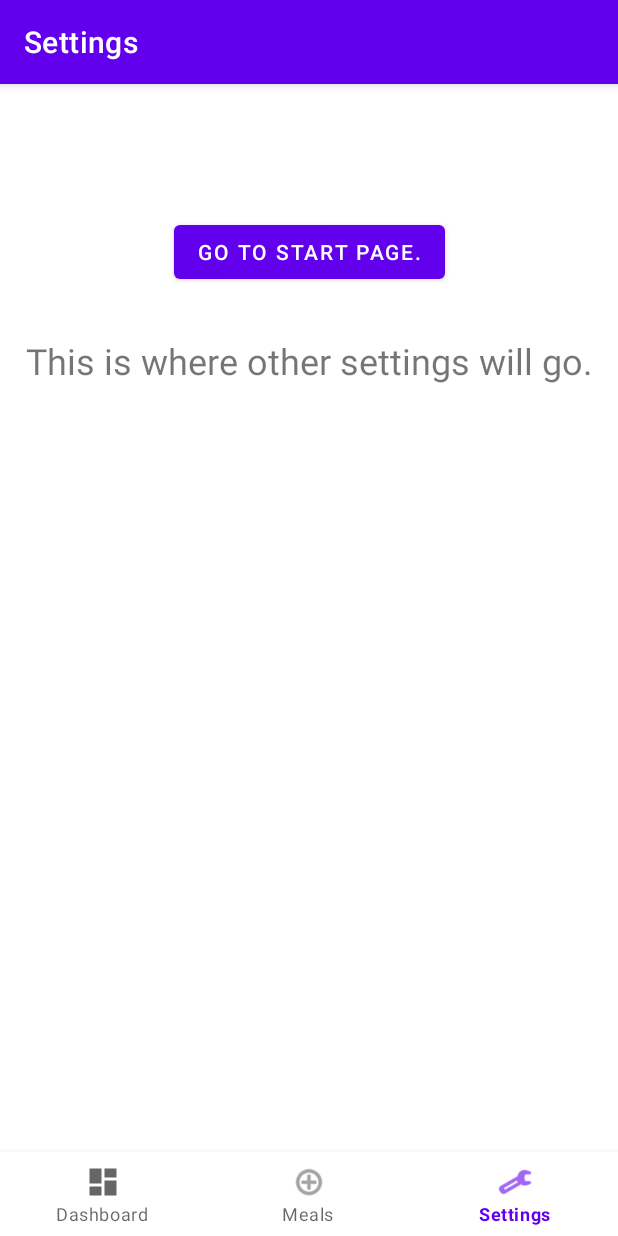
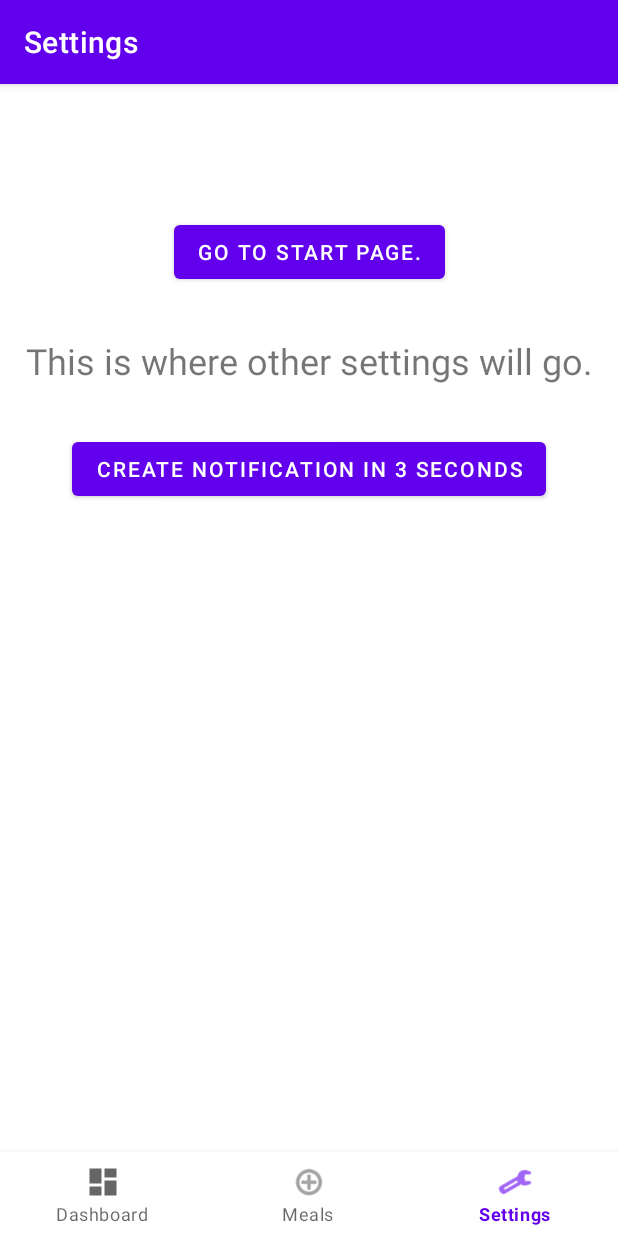
Before and after one commit to jklauer/NutritionTrackerGUIv4, an Android app: the SettingsFragment screen opened through its navigation route, on a phone screen of 412 x 824 dp. Run offline under Robolectric (Android 15) with nearby library versions, the phone set to English and light mode, and no system bars; our stand-ins replace navigation-ui.

Commit message:
added Notifications package, which has a class that can create a notification simply with a title, body, and delay.

```diff
--- a/app/build.gradle
+++ b/app/build.gradle
@@ -41,7 +41,6 @@ dependencies {
 
     implementation "androidx.room:room-runtime:$room_version"
     annotationProcessor "androidx.room:room-compiler:$room_version"
-
     implementation 'androidx.appcompat:appcompat:1.2.0'
     implementation 'com.google.android.material:material:1.3.0'
     implementation 'androidx.constraintlayout:constraintlayout:2.0.4'
--- a/app/src/main/AndroidManifest.xml
+++ b/app/src/main/AndroidManifest.xml
@@ -2,6 +2,7 @@
 <manifest xmlns:android="http://schemas.android.com/apk/res/android"
     package="com.example.nutritiontrackerguiv4">
 
+    <uses-permission android:name="android.permission.WAKE_LOCK"></uses-permission>
     <uses-permission android:name="android.permission.WRITE_INTERNAL_STORAGE" />
     <uses-permission android:name="android.permission.INTERNET" />
     <uses-permission android:name="android.permission.CAMERA" />
@@ -37,7 +38,10 @@
 
                 <category android:name="android.intent.category.LAUNCHER" />
             </intent-filter>
+
         </activity>
+
+        <receiver android:name=".Notifications.ReminderBroadcast" />
     </application>
 
 </manifest>
--- a/app/src/main/java/com/example/nutritiontrackerguiv4/ui/settings/SettingsFragment.java
+++ b/app/src/main/java/com/example/nutritiontrackerguiv4/ui/settings/SettingsFragment.java
@@ -6,16 +6,12 @@ import android.view.LayoutInflater;
 import android.view.View;
 import android.view.ViewGroup;
 import android.widget.Button;
-import android.widget.TextView;
 
 import androidx.annotation.NonNull;
-import androidx.annotation.Nullable;
 import androidx.fragment.app.Fragment;
-import androidx.lifecycle.Observer;
 import androidx.lifecycle.ViewModelProvider;
 
-import com.example.nutritiontrackerguiv4.BarcodeScanner;
-import com.example.nutritiontrackerguiv4.InputMealForm;
+import com.example.nutritiontrackerguiv4.Notifications.CreateNotification;
 import com.example.nutritiontrackerguiv4.R;
 import com.example.nutritiontrackerguiv4.StartPage;
 
@@ -45,7 +41,21 @@ public class SettingsFragment extends Fragment {
             }
         });
 
+        Button notifications_button = (Button)root.findViewById(R.id.notifications_button);
+        notifications_button.setOnClickListener(new View.OnClickListener() {
+            @Override
+            public void onClick(View v) {
+                CreateNotification.CreateNotification(getContext(), "the title", "the body", 3000);
+            }
+        });
+
+
+
 
         return root;
     }
+
+
+
+
 }
--- a/app/src/main/res/layout/fragment_settings.xml
+++ b/app/src/main/res/layout/fragment_settings.xml
@@ -26,4 +26,14 @@
         app:layout_constraintEnd_toEndOf="parent"
         app:layout_constraintStart_toStartOf="parent"
         app:layout_constraintTop_toBottomOf="@+id/goToStartPage_button" />
+
+    <Button
+        android:id="@+id/notifications_button"
+        android:layout_width="wrap_content"
+        android:layout_height="wrap_content"
+        android:layout_marginTop="32dp"
+        android:text="Create Notification in 3 seconds"
+        app:layout_constraintEnd_toEndOf="parent"
+        app:layout_constraintStart_toStartOf="parent"
+        app:layout_constraintTop_toBottomOf="@+id/otherSettings_textView" />
 </androidx.constraintlayout.widget.ConstraintLayout>
--- a/build.gradle
+++ b/build.gradle
@@ -16,6 +16,7 @@ allprojects {
     repositories {
         google()
         jcenter()
+        maven { url 'https://jitpack.io' }
     }
 }
 
```
Also changed, not shown: app/src/main/java/com/example/nutritiontrackerguiv4/MainActivity.java (+6 -4 lines), app/src/main/java/com/example/nutritiontrackerguiv4/Notifications/CreateNotification.java (added, +58 -0 lines), app/src/main/java/com/example/nutritiontrackerguiv4/Notifications/ReminderBroadcast.java (added, +27 -0 lines).
